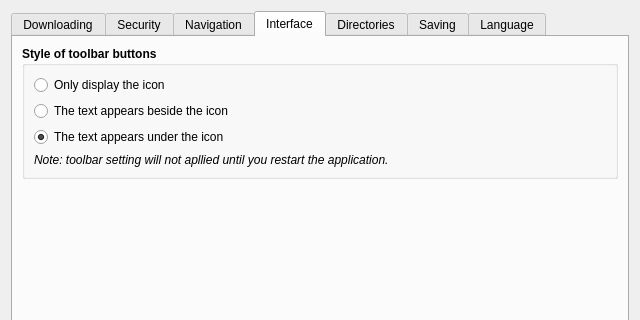
This is src/gui/ui/dlg_preferences.ui in psakar/datovka as Qt 5 draws it before an edit; both pictures show x 0 to 640 and y 0 to 320 of the 640 by 615 pixel window. The edited form follows.
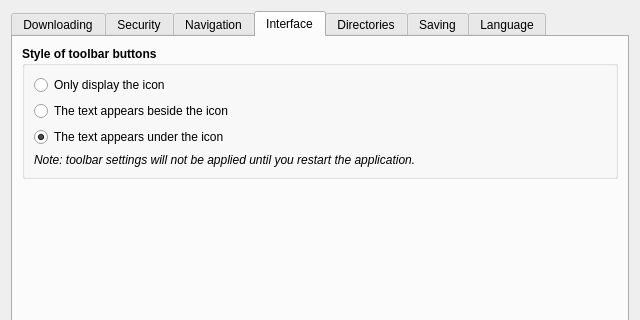
This is the edited form. The open tabs and pages were chosen to show the change. Icons and pictures are not drawn.

Patch:
```diff
--- a/src/gui/ui/dlg_preferences.ui
+++ b/src/gui/ui/dlg_preferences.ui
@@ -930,7 +930,7 @@
              </font>
             </property>
             <property name="text">
-             <string>Note: toolbar setting will not apllied until you restart the application.</string>
+             <string>Note: toolbar settings will not be applied until you restart the application.</string>
             </property>
            </widget>
           </item>
```
Left out of the diff: 2 changed lines with no effect on the pictures.
